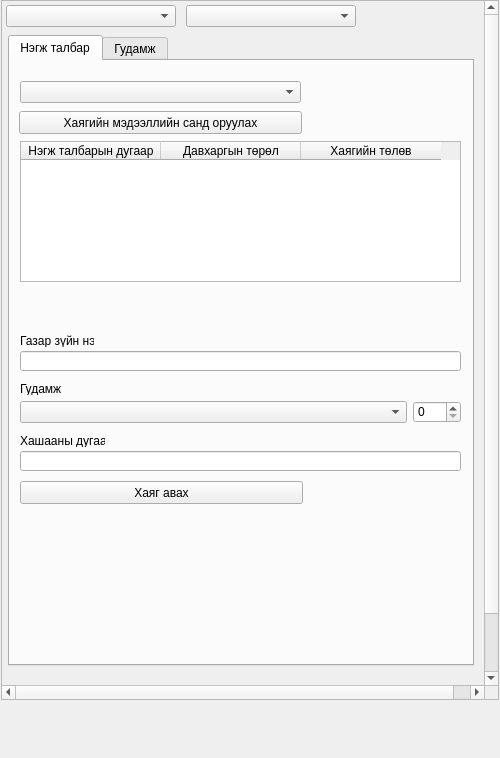
This is view/AddressNavigatorWidget.ui in teamlm2/lm2_mgis as Qt 5 draws it before an edit. The edited form follows.
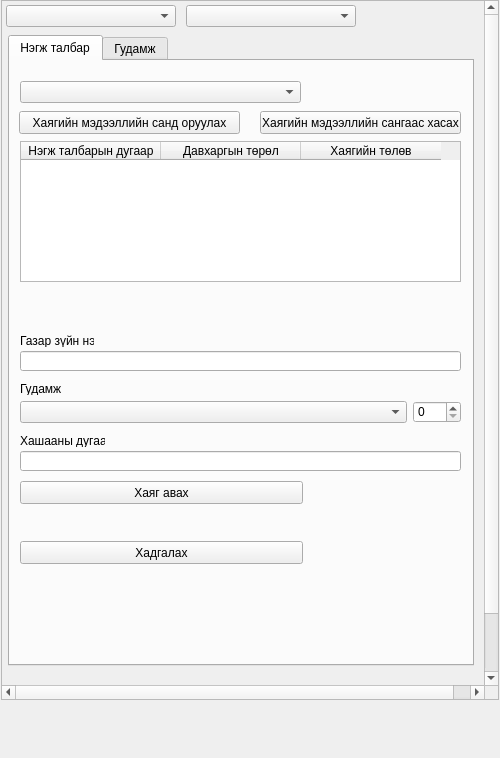
This is the edited form.

Patch:
```diff
--- a/view/AddressNavigatorWidget.ui
+++ b/view/AddressNavigatorWidget.ui
@@ -130,7 +130,7 @@
          <rect>
           <x>9</x>
           <y>50</y>
-          <width>283</width>
+          <width>221</width>
           <height>23</height>
          </rect>
         </property>
@@ -268,6 +268,32 @@
          </property>
         </column>
        </widget>
+       <widget class="QPushButton" name="apply_address_button">
+        <property name="geometry">
+         <rect>
+          <x>10</x>
+          <y>480</y>
+          <width>283</width>
+          <height>23</height>
+         </rect>
+        </property>
+        <property name="text">
+         <string>Хадгалах</string>
+        </property>
+       </widget>
+       <widget class="QPushButton" name="selected_parcel_remove_button">
+        <property name="geometry">
+         <rect>
+          <x>250</x>
+          <y>50</y>
+          <width>201</width>
+          <height>23</height>
+         </rect>
+        </property>
+        <property name="text">
+         <string>Хаягийн мэдээллийн сангаас хасах</string>
+        </property>
+       </widget>
       </widget>
       <widget class="QWidget" name="tab">
        <attribute name="title">
```
